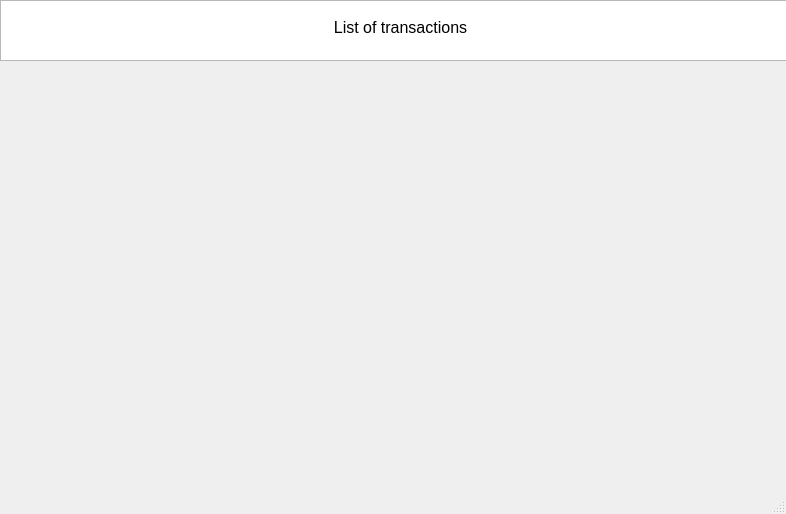
Syrkery/cost_accounting_system, file Main_window.ui: the form before one commit.
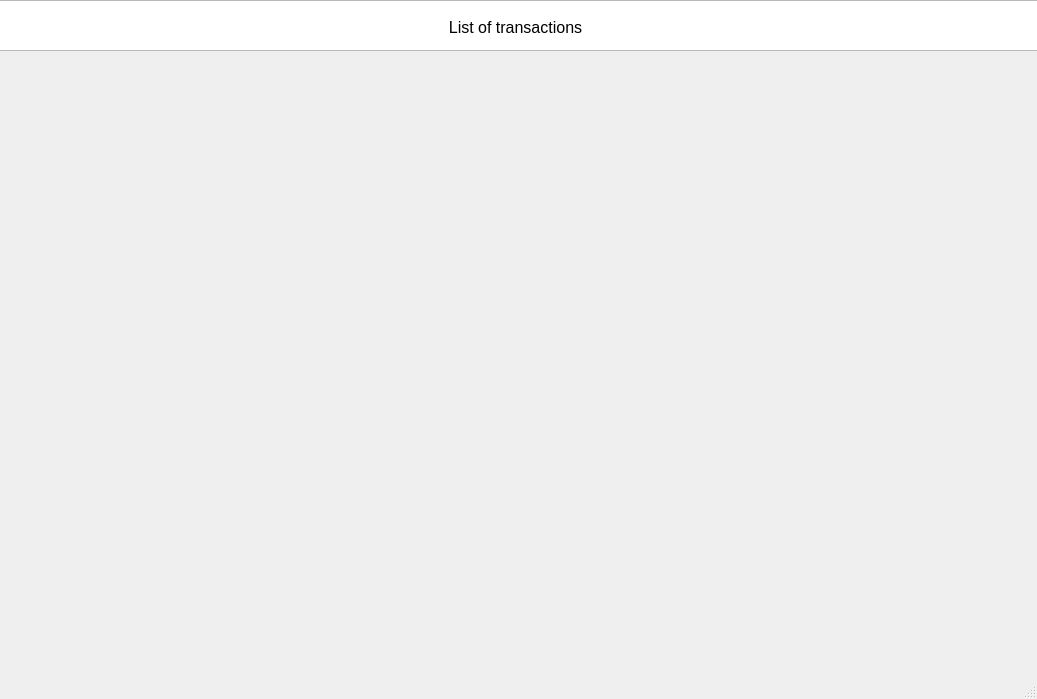
The form after the commit.

Commit message: нача создавать основное окно

```diff
--- a/Main_window.ui
+++ b/Main_window.ui
@@ -6,8 +6,8 @@
    <rect>
     <x>0</x>
     <y>0</y>
-    <width>786</width>
-    <height>514</height>
+    <width>1037</width>
+    <height>699</height>
    </rect>
   </property>
   <property name="windowTitle">
@@ -17,10 +17,10 @@
    <widget class="QTextBrowser" name="textBrowser">
     <property name="geometry">
      <rect>
-      <x>0</x>
+      <x>-10</x>
       <y>0</y>
-      <width>801</width>
-      <height>61</height>
+      <width>1051</width>
+      <height>51</height>
      </rect>
     </property>
     <property name="html">
```
Left out of the diff: 2 changed lines with no effect on the pictures.
